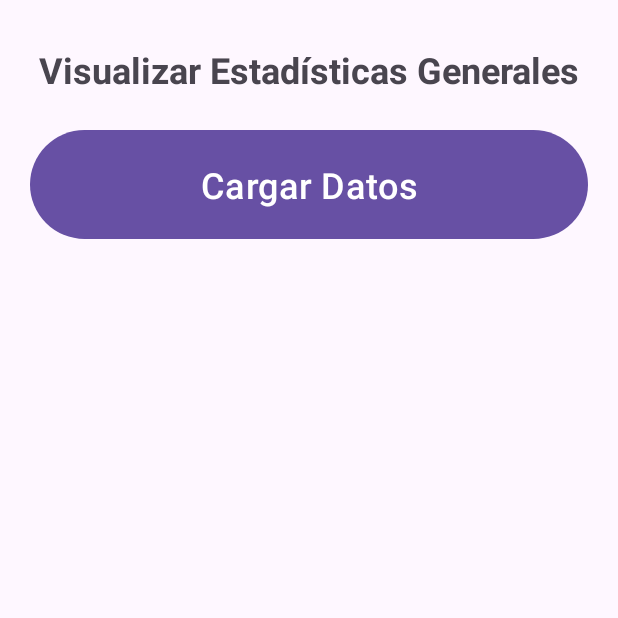
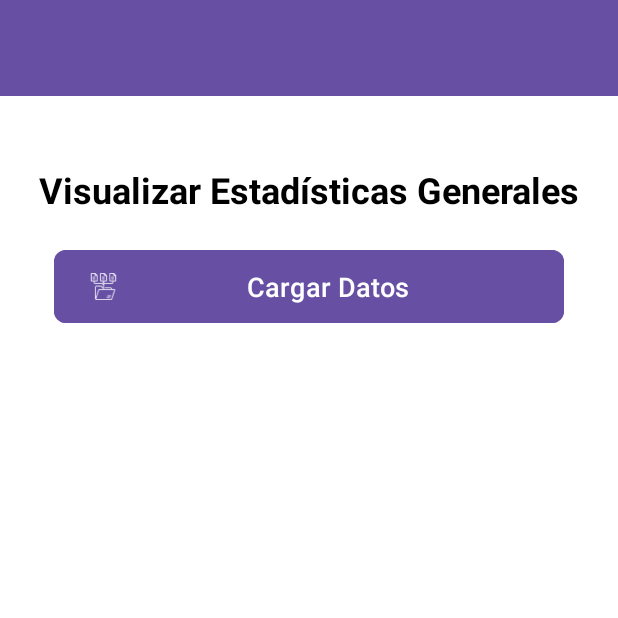
Before and after one commit to J-2001/Trabajo-Terminal-II, an Android app: the ThirdActivity screen opened directly, with no data from a screen before it, on a phone screen of 412 x 824 dp, the top half of it. Run offline under Robolectric (Android 15) with nearby library versions, the phone set to English and light mode, and no system bars; libraries missing offline, so code that uses them is left out: com.image.charts; pictures from the network do not load.

Commit message:
Mejorando la vista desde el lado administrador

```diff
--- a/app/build.gradle.kts
+++ b/app/build.gradle.kts
@@ -37,6 +37,8 @@ dependencies {
 
     implementation("androidx.appcompat:appcompat:1.6.1")
     implementation("com.google.android.material:material:1.12.0")
+    implementation("com.google.android.material:material:1.4.0")
+    implementation("com.google.android.material:material:1.5.0-alpha01")
     implementation("androidx.constraintlayout:constraintlayout:2.1.4")
     testImplementation("junit:junit:4.13.2")
     androidTestImplementation("androidx.test.ext:junit:1.1.5")
--- a/app/src/main/res/layout/activity_third.xml
+++ b/app/src/main/res/layout/activity_third.xml
@@ -2,23 +2,48 @@
 <androidx.coordinatorlayout.widget.CoordinatorLayout
     xmlns:android="http://schemas.android.com/apk/res/android"
     xmlns:tools="http://schemas.android.com/tools"
+    xmlns:app="http://schemas.android.com/apk/res-auto"
     android:id="@+id/thirdActivity"
     android:layout_width="match_parent"
     android:layout_height="match_parent"
-    tools:context=".ThirdActivity">
+    tools:context=".ThirdActivity"
+    android:background="#fff">
+
+    <com.google.android.material.appbar.AppBarLayout
+        android:layout_width="match_parent"
+        android:layout_height="wrap_content"
+        android:theme="@style/ThemeOverlay.MaterialComponents.ActionBar">
+
+        <com.google.android.material.appbar.CollapsingToolbarLayout
+            android:layout_width="match_parent"
+            android:layout_height="wrap_content"
+            app:layout_scrollFlags="scroll|exitUntilCollapsed"
+            app:contentScrim="?attr/colorPrimary">
+
+            <com.google.android.material.appbar.MaterialToolbar
+                android:layout_width="match_parent"
+                android:layout_height="?attr/actionBarSize"
+                app:popupTheme="@style/ThemeOverlay.MaterialComponents.PopupMenu"
+                app:layout_collapseMode="pin"/>
+
+        </com.google.android.material.appbar.CollapsingToolbarLayout>
+
+    </com.google.android.material.appbar.AppBarLayout>
 
     <ScrollView
         android:layout_width="match_parent"
-        android:layout_height="match_parent">
+        android:layout_height="match_parent"
+        app:layout_behavior="@string/appbar_scrolling_view_behavior">
 
         <LinearLayout
             android:id="@+id/third_linlay"
             android:layout_width="match_parent"
             android:layout_height="wrap_content"
             android:orientation="vertical"
-            android:gravity="center_horizontal">
+            android:gravity="center_horizontal"
+            android:padding="16dp">
 
-            <TextView
+            <com.google.android.material.textview.MaterialTextView
                 android:layout_width="match_parent"
                 android:layout_height="wrap_content"
                 android:text="@string/third_tv"
@@ -26,16 +51,24 @@
                 android:textStyle="bold"
                 android:gravity="center"
                 android:layout_marginTop="30dp"
-                android:layout_marginBottom="20dp"/>
+                android:layout_marginBottom="20dp"
+                android:textColor="@color/black"
+                />
 
-            <Button
+            <com.google.android.material.button.MaterialButton
                 android:id="@+id/third_btn_01"
                 android:layout_width="match_parent"
                 android:layout_height="wrap_content"
                 android:text="@string/third_btn_01"
-                android:textSize="24sp"
-                android:paddingVertical="20dp"
-                android:layout_marginHorizontal="20dp"/>
+                android:textSize="18sp"
+                android:paddingVertical="12dp"
+                android:layout_marginHorizontal="20dp"
+                android:backgroundTint="?attr/colorPrimary"
+                android:textColor="?attr/colorOnPrimary"
+                app:cornerRadius="8dp"
+                app:icon="@drawable/ic_datos"
+                app:iconPadding="8dp"
+                app:iconTint="?attr/colorOnPrimary"/>
 
         </LinearLayout>
 
--- /dev/null
+++ b/app/src/main/res/values/styles.xml
@@ -0,0 +1,13 @@
+<?xml version="1.0" encoding="utf-8"?>
+<resources>
+    <!-- Base application theme -->
+    <style name="AppTheme" parent="Theme.MaterialComponents.DayNight.DarkActionBar">
+        <!-- Customize your theme here -->
+        <!-- Other theme customizations -->
+    </style>
+
+    <!-- Define the popup theme -->
+    <style name="ThemeOverlay.MaterialComponents.PopupMenu" parent="ThemeOverlay.MaterialComponents.MaterialAlertDialog">
+        <!-- Customize popup menu theme here if needed -->
+    </style>
+</resources>
```
Also changed, not shown: app/src/main/res/layout/activity_main.xml (+29 -10 lines), app/src/main/res/layout/activity_second.xml (+32 -9 lines), app/src/main/res/drawable/ic_datos.png (added), app/src/main/res/drawable/ic_logoappfondo.png (added), gradle/wrapper/gradle-wrapper.properties.
